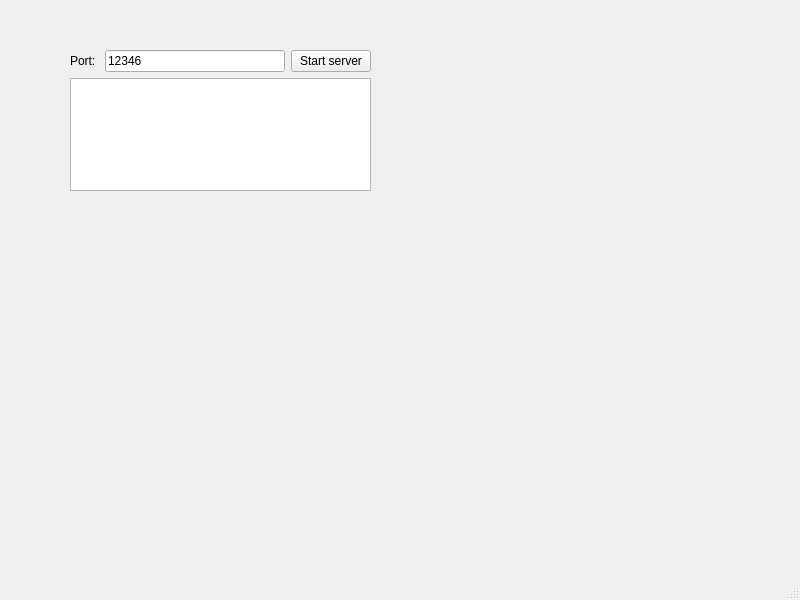
This is ScriptExecutor/scriptexecutor.ui in AlfaReggie/QTScriptExecutor as Qt 5 draws it before an edit. The edited form follows.
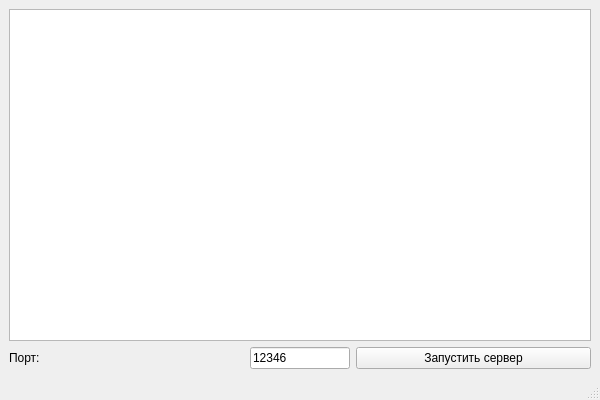
This is the edited form.

Patch:
```diff
--- a/ScriptExecutor/scriptexecutor.ui
+++ b/ScriptExecutor/scriptexecutor.ui
@@ -6,35 +6,45 @@
    <rect>
     <x>0</x>
     <y>0</y>
-    <width>800</width>
-    <height>600</height>
+    <width>600</width>
+    <height>400</height>
    </rect>
   </property>
   <property name="windowTitle">
    <string>ScriptExecutor</string>
   </property>
   <widget class="QWidget" name="centralwidget">
-   <widget class="QWidget" name="verticalLayoutWidget">
-    <property name="geometry">
-     <rect>
-      <x>70</x>
-      <y>50</y>
-      <width>301</width>
-      <height>141</height>
-     </rect>
-    </property>
     <layout class="QVBoxLayout" name="verticalLayout">
+    <item>
+     <widget class="QTextEdit" name="logDisplay">
+      <property name="readOnly">
+       <bool>true</bool>
+      </property>
+      <property name="font">
+       <font>
+        <family>Courier</family>
+        <pointsize>9</pointsize>
+       </font>
+      </property>
+     </widget>
+    </item>
      <item>
       <layout class="QHBoxLayout" name="horizontalLayout">
        <item>
         <widget class="QLabel" name="label">
          <property name="text">
-          <string>Port: </string>
+         <string>Порт:</string>
          </property>
         </widget>
        </item>
        <item>
         <widget class="QLineEdit" name="portInput">
+        <property name="maximumSize">
+         <size>
+          <width>100</width>
+          <height>16777215</height>
+         </size>
+        </property>
          <property name="text">
           <string>12346</string>
          </property>
@@ -43,21 +53,13 @@
        <item>
         <widget class="QPushButton" name="startButton">
          <property name="text">
-          <string>Start server</string>
+         <string>Запустить сервер</string>
          </property>
         </widget>
        </item>
       </layout>
      </item>
-     <item>
-      <widget class="QTextEdit" name="logDisplay">
-       <property name="readOnly">
-        <bool>true</bool>
-       </property>
-      </widget>
-     </item>
-    </layout>
-   </widget>
+   </layout>
   </widget>
   <widget class="QMenuBar" name="menubar">
    <property name="geometry">
```
Left out of the diff: 6 changed lines with no effect on the pictures. Lines whose indentation alone changed are shown as unchanged.
